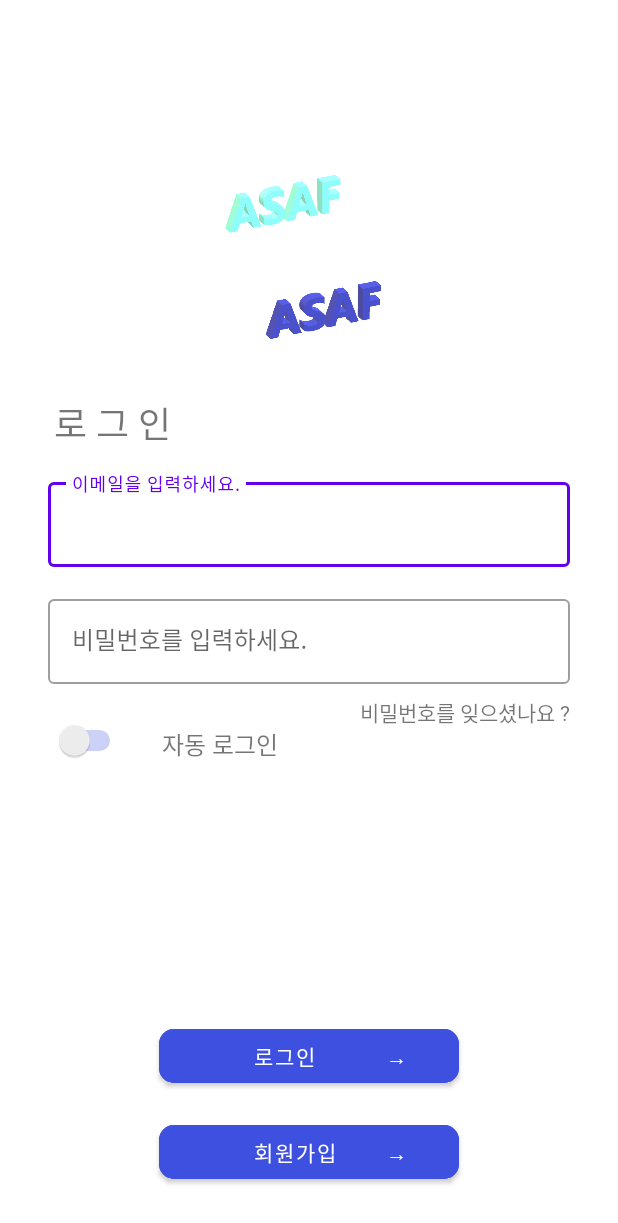
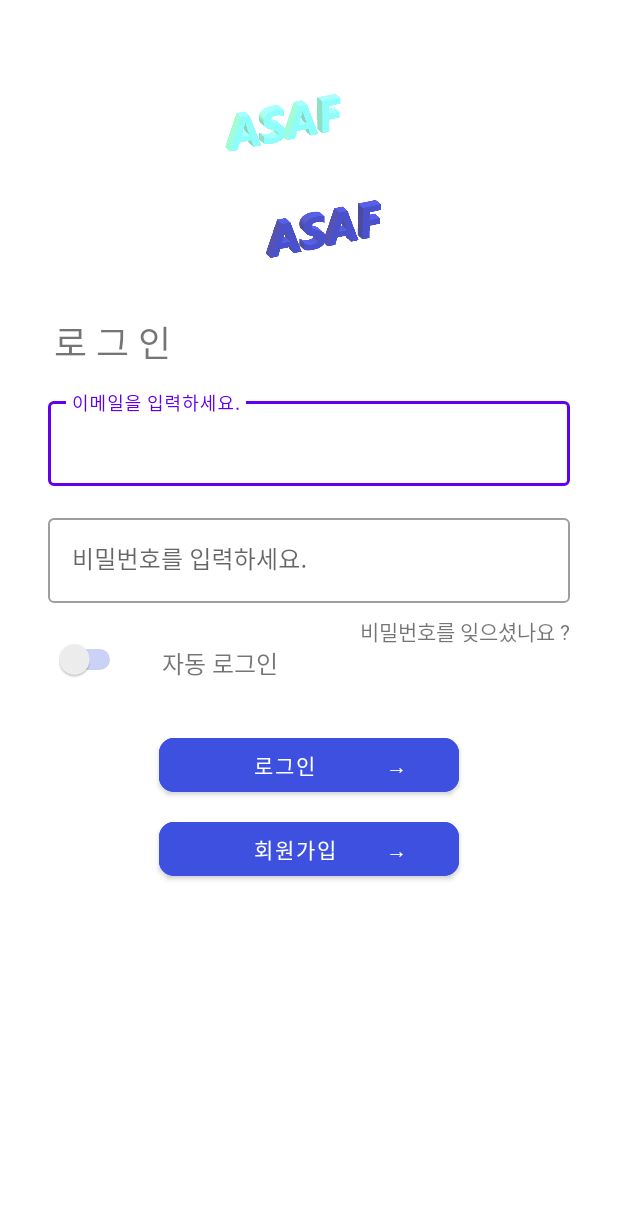
Before and after one commit to Godseye93/ASAF, an Android app: the layout fragment_login.xml on its own in the app's theme, with its tools: preview values and no code run, on a phone screen of 412 x 824 dp. Shown: the top 1223 px of the screen. Run offline under Robolectric (Android 15) with nearby library versions, the phone set to English and light mode, and no system bars.

Commit message:
0725_lunch time_merge

```diff
--- a/frontend/ASAF/app/src/main/java/com/d103/asaf/ui/login/LoginFragment.kt
+++ b/frontend/ASAF/app/src/main/java/com/d103/asaf/ui/login/LoginFragment.kt
@@ -35,6 +35,8 @@ class LoginFragment : Fragment() {
             val email = binding.fragmentLoginEditTvId.text.toString()
             val password = binding.fragmentLoginEditTvPass.text.toString()
             viewModel.login(email, password)
+
+            findNavController().navigate(R.id.ProhomeFragment)
         }
 
         binding.fragmentLoginButtonJoin.setOnClickListener {
--- a/frontend/ASAF/app/src/main/res/layout/fragment_login.xml
+++ b/frontend/ASAF/app/src/main/res/layout/fragment_login.xml
@@ -11,7 +11,7 @@
         android:layout_width="128dp"
         android:layout_height="128dp"
         android:layout_marginStart="140dp"
-        android:layout_marginTop="104dp"
+        android:layout_marginTop="50dp"
 
         android:src="@drawable/logo"
         app:layout_constraintStart_toStartOf="parent"
@@ -105,24 +105,24 @@
         android:id="@+id/fragment_login_button_login"
         android:layout_width="200dp"
         android:layout_height="wrap_content"
-        android:layout_marginBottom="16dp"
+        android:layout_marginTop="32dp"
+        android:backgroundTint="@color/defaultMainColor"
         android:text="      로그인          →"
         app:cornerRadius="10dp"
-        android:backgroundTint="@color/defaultMainColor"
-        app:layout_constraintBottom_toTopOf="@+id/fragment_login_button_join"
         app:layout_constraintEnd_toEndOf="parent"
-        app:layout_constraintStart_toStartOf="parent" />
+        app:layout_constraintStart_toStartOf="parent"
+        app:layout_constraintTop_toBottomOf="@+id/fragment_login_textview_autologin" />
 
     <com.google.android.material.button.MaterialButton
         android:id="@+id/fragment_login_button_join"
         android:layout_width="200dp"
         android:layout_height="wrap_content"
-        android:layout_marginBottom="32dp"
+        android:layout_marginTop="8dp"
+        android:backgroundTint="@color/defaultMainColor"
         android:text="      회원가입       →"
-        android:backgroundTint="@color/defaultMainColor"
         app:cornerRadius="10dp"
-        app:layout_constraintBottom_toBottomOf="parent"
         app:layout_constraintEnd_toEndOf="parent"
-        app:layout_constraintStart_toStartOf="parent" />
+        app:layout_constraintStart_toStartOf="parent"
+        app:layout_constraintTop_toBottomOf="@+id/fragment_login_button_login" />
 
 </androidx.constraintlayout.widget.ConstraintLayout>
```
